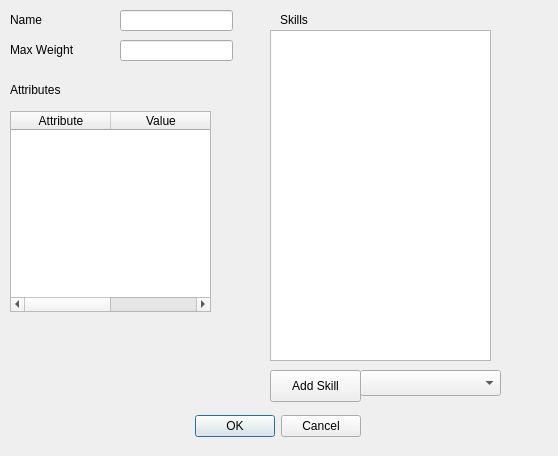
ROLL-E/roll-e, file Server/characterdialog.ui: the form before one commit.
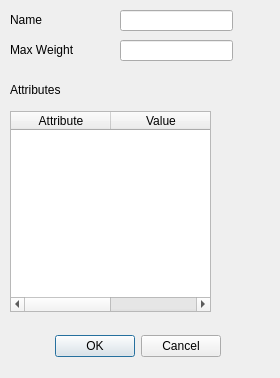
The form after the commit.

Diff of the .ui file:
```diff
--- a/Server/characterdialog.ui
+++ b/Server/characterdialog.ui
@@ -6,8 +6,8 @@
    <rect>
     <x>0</x>
     <y>0</y>
-    <width>558</width>
-    <height>456</height>
+    <width>280</width>
+    <height>378</height>
    </rect>
   </property>
   <property name="windowTitle">
@@ -16,9 +16,9 @@
   <widget class="QDialogButtonBox" name="buttonBox">
    <property name="geometry">
     <rect>
-     <x>20</x>
-     <y>410</y>
-     <width>341</width>
+     <x>10</x>
+     <y>330</y>
+     <width>211</width>
      <height>32</height>
     </rect>
    </property>
@@ -52,42 +52,6 @@
     <string>Name</string>
    </property>
   </widget>
-  <widget class="QListView" name="skillListView">
-   <property name="geometry">
-    <rect>
-     <x>270</x>
-     <y>30</y>
-     <width>221</width>
-     <height>331</height>
-    </rect>
-   </property>
-  </widget>
-  <widget class="QLabel" name="label_2">
-   <property name="geometry">
-    <rect>
-     <x>280</x>
-     <y>10</y>
-     <width>62</width>
-     <height>19</height>
-    </rect>
-   </property>
-   <property name="text">
-    <string>Skills</string>
-   </property>
-  </widget>
-  <widget class="QPushButton" name="addSkillButton">
-   <property name="geometry">
-    <rect>
-     <x>270</x>
-     <y>370</y>
-     <width>91</width>
-     <height>32</height>
-    </rect>
-   </property>
-   <property name="text">
-    <string>Add Skill</string>
-   </property>
-  </widget>
   <widget class="QLineEdit" name="lineEdit">
    <property name="geometry">
     <rect>
@@ -124,16 +88,6 @@
     <string>Attributes</string>
    </property>
   </widget>
-  <widget class="QComboBox" name="skillsComboBox">
-   <property name="geometry">
-    <rect>
-     <x>360</x>
-     <y>370</y>
-     <width>141</width>
-     <height>26</height>
-    </rect>
-   </property>
-  </widget>
   <widget class="QTableWidget" name="attr_tableWidget">
    <property name="geometry">
     <rect>
```
Left out of the diff: 5 changed lines with no effect on the pictures.
